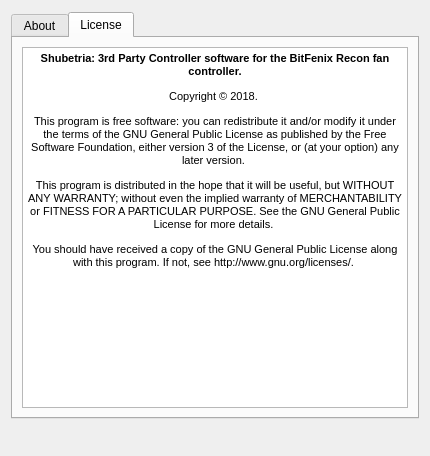
Above: gui_about.ui from matteotenca/shubetria_code before the change. Below: the same form after it.
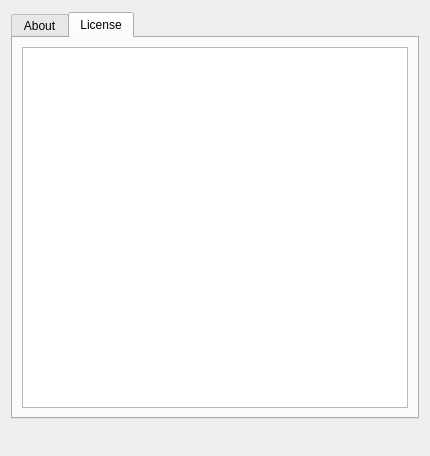
That is the form after the change. Icons and pictures are not drawn.

Patch:
```diff
--- a/gui_about.ui
+++ b/gui_about.ui
@@ -393,15 +393,11 @@
           <string notr="true"/>
          </property>
          <property name="html">
-          <string notr="true">&lt;!DOCTYPE HTML PUBLIC &quot;-//W3C//DTD HTML 4.0//EN&quot; &quot;http://www.w3.org/TR/REC-html40/strict.dtd&quot;&gt;
+          <string>&lt;!DOCTYPE HTML PUBLIC &quot;-//W3C//DTD HTML 4.0//EN&quot; &quot;http://www.w3.org/TR/REC-html40/strict.dtd&quot;&gt;
 &lt;html&gt;&lt;head&gt;&lt;meta name=&quot;qrichtext&quot; content=&quot;1&quot; /&gt;&lt;style type=&quot;text/css&quot;&gt;
 p, li { white-space: pre-wrap; }
 &lt;/style&gt;&lt;/head&gt;&lt;body style=&quot; font-family:'MS Shell Dlg 2'; font-size:8.25pt; font-weight:400; font-style:normal;&quot;&gt;
-&lt;p align=&quot;center&quot; style=&quot; margin-top:14px; margin-bottom:12px; margin-left:0px; margin-right:0px; -qt-block-indent:0; text-indent:0px;&quot;&gt;&lt;span style=&quot; font-weight:600;&quot;&gt;Shubetria: 3rd Party Controller software for the BitFenix Recon fan controller.&lt;/span&gt;&lt;/p&gt;
-&lt;p align=&quot;center&quot; style=&quot; margin-top:12px; margin-bottom:12px; margin-left:0px; margin-right:0px; -qt-block-indent:0; text-indent:0px;&quot;&gt;Copyright © 2018. &lt;/p&gt;
-&lt;p align=&quot;center&quot; style=&quot; margin-top:12px; margin-bottom:12px; margin-left:0px; margin-right:0px; -qt-block-indent:0; text-indent:0px;&quot;&gt;This program is free software: you can redistribute it and/or modify it under the terms of the GNU General Public License as published by the Free Software Foundation, either version 3 of the License, or (at your option) any later version. &lt;/p&gt;
-&lt;p align=&quot;center&quot; style=&quot; margin-top:12px; margin-bottom:12px; margin-left:0px; margin-right:0px; -qt-block-indent:0; text-indent:0px;&quot;&gt;This program is distributed in the hope that it will be useful, but WITHOUT ANY WARRANTY; without even the implied warranty of MERCHANTABILITY or FITNESS FOR A PARTICULAR PURPOSE. See the GNU General Public License for more details. &lt;/p&gt;
-&lt;p align=&quot;center&quot; style=&quot; margin-top:12px; margin-bottom:12px; margin-left:0px; margin-right:0px; -qt-block-indent:0; text-indent:0px;&quot;&gt;You should have received a copy of the GNU General Public License along with this program. If not, see http://www.gnu.org/licenses/. &lt;/p&gt;&lt;/body&gt;&lt;/html&gt;</string>
+&lt;p style=&quot;-qt-paragraph-type:empty; margin-top:0px; margin-bottom:0px; margin-left:0px; margin-right:0px; -qt-block-indent:0; text-indent:0px;&quot;&gt;&lt;br /&gt;&lt;/p&gt;&lt;/body&gt;&lt;/html&gt;</string>
          </property>
          <property name="source">
           <url>
```
Left out of the diff: 14 changed lines with no effect on the pictures.
